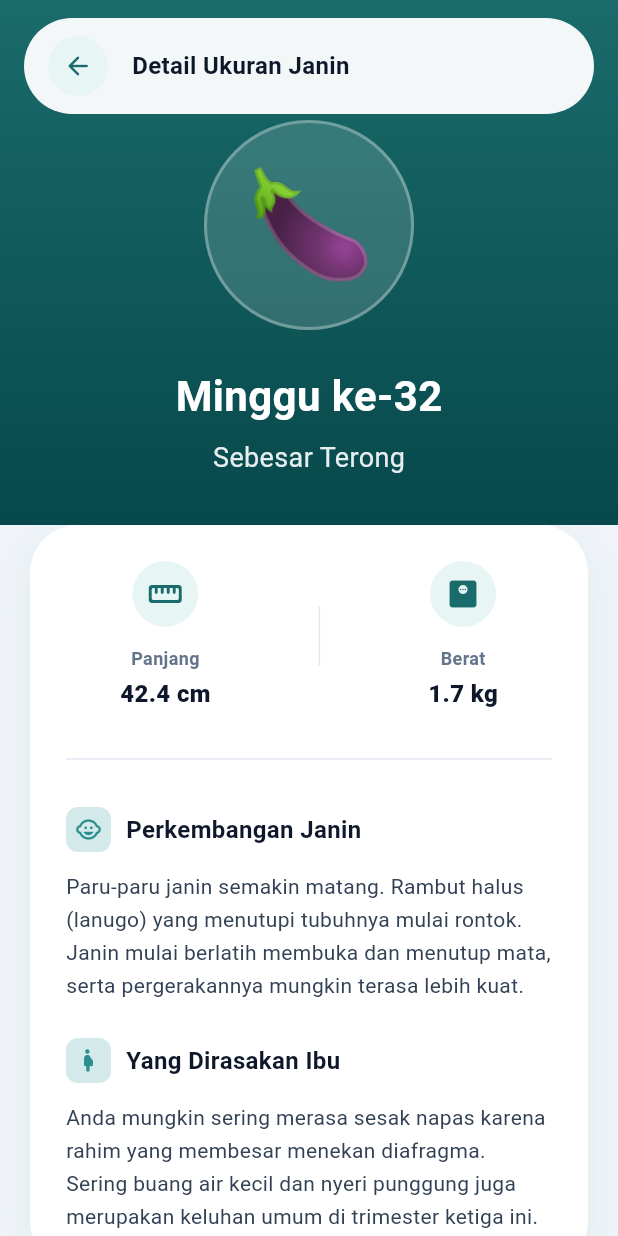
After one commit to ardhikaxx/sipeka-mobile, a Flutter app: the FetalDetailView screen opened by its route, on a phone screen of 412 x 824 dp. The commit adds this screen. Run offline on Flutter 3.47's test engine with Material 3 defaults, Android fonts, the phone set to English and light mode, and no system bars; our stand-ins replace fl_chart, get, table_calendar.

Commit message:
feat: add fetal size detail page

```diff
--- a/lib/app/routes/app_pages.dart
+++ b/lib/app/routes/app_pages.dart
@@ -7,6 +7,8 @@ import '../../features/emergency/bindings/emergency_binding.dart';
 
 import '../../features/onboarding/views/splash_view.dart';
 import '../../features/onboarding/views/onboarding_view.dart';
+import '../../features/fetal_detail/views/fetal_detail_view.dart';
+import '../../features/fetal_detail/controllers/fetal_detail_controller.dart';
 
 class AppPages {
   static const INITIAL = Routes.SPLASH;
@@ -34,5 +36,12 @@ class AppPages {
       fullscreenDialog: true,
       transition: Transition.downToUp,
     ),
+    GetPage(
+      name: Routes.FETAL_DETAIL,
+      page: () => const FetalDetailView(),
+      binding: BindingsBuilder(() {
+        Get.lazyPut<FetalDetailController>(() => FetalDetailController());
+      }),
+    ),
   ];
 }
--- a/lib/app/routes/app_routes.dart
+++ b/lib/app/routes/app_routes.dart
@@ -7,4 +7,5 @@ abstract class Routes {
   static const EMERGENCY = '/emergency';
   static const PROFILE = '/profile';
   static const APPOINTMENT = '/appointment';
+  static const FETAL_DETAIL = '/fetal-detail';
 }
--- /dev/null
+++ b/lib/features/fetal_detail/controllers/fetal_detail_controller.dart
@@ -0,0 +1,15 @@
+import 'package:get/get.dart';
+
+class FetalDetailController extends GetxController {
+  final currentWeek = 32.obs;
+
+  // Mock data for week 32
+  final fruitName = 'Terong'.obs;
+  final fruitEmoji = '🍆'.obs;
+  final length = '42.4 cm'.obs;
+  final weight = '1.7 kg'.obs;
+
+  final development = 'Paru-paru janin semakin matang. Rambut halus (lanugo) yang menutupi tubuhnya mulai rontok. Janin mulai berlatih membuka dan menutup mata, serta pergerakannya mungkin terasa lebih kuat.'.obs;
+
+  final motherSymptoms = 'Anda mungkin sering merasa sesak napas karena rahim yang membesar menekan diafragma. Sering buang air kecil dan nyeri punggung juga merupakan keluhan umum di trimester ketiga ini.'.obs;
+}
--- /dev/null
+++ b/lib/features/fetal_detail/views/fetal_detail_view.dart
@@ -0,0 +1,185 @@
+import 'package:flutter/material.dart';
+import 'package:get/get.dart';
+import '../controllers/fetal_detail_controller.dart';
+import '../../../core/theme/app_colors.dart';
+
+class FetalDetailView extends GetView<FetalDetailController> {
+  const FetalDetailView({Key? key}) : super(key: key);
+
+  @override
+  Widget build(BuildContext context) {
+    return Scaffold(
+      backgroundColor: AppColors.bgApp,
+      body: Stack(
+        children: [
+          // Background Gradient
+          Positioned(
+            top: 0, left: 0, right: 0,
+            child: Container(
+              height: 350,
+              decoration: const BoxDecoration(
+                gradient: LinearGradient(
+                  colors: [AppColors.primary, Color(0xFF07484B)],
+                  begin: Alignment.topCenter,
+                  end: Alignment.bottomCenter,
+                ),
+              ),
+            ),
+          ),
+
+          // Main Content
+          SafeArea(
+            child: SingleChildScrollView(
+              padding: const EdgeInsets.only(top: 80, bottom: 40),
+              physics: const BouncingScrollPhysics(),
+              child: Column(
+                children: [
+                  // Emoji Visualizer
+                  Center(
+                    child: Container(
+                      width: 140, height: 140,
+                      decoration: BoxDecoration(
+                        color: Colors.white.withOpacity(0.15),
+                        shape: BoxShape.circle,
+                        border: Border.all(color: Colors.white.withOpacity(0.3), width: 2),
+                      ),
+                      child: Center(
+                        child: Obx(() => Text(controller.fruitEmoji.value, style: const TextStyle(fontSize: 70))),
+                      ),
+                    ),
+                  ),
+                  const SizedBox(height: 24),
+
+                  // Title
+                  Obx(() => Text('Minggu ke-${controller.currentWeek.value}', style: const TextStyle(fontSize: 28, fontWeight: FontWeight.bold, color: Colors.white))),
+                  const SizedBox(height: 8),
+                  Obx(() => Text('Sebesar ${controller.fruitName.value}', style: TextStyle(fontSize: 18, color: Colors.white.withOpacity(0.9)))),
+                  const SizedBox(height: 32),
+
+                  // Content Cards
+                  Container(
+                    margin: const EdgeInsets.symmetric(horizontal: 20),
+                    padding: const EdgeInsets.all(24),
+                    decoration: BoxDecoration(
+                      color: Colors.white,
+                      borderRadius: BorderRadius.circular(32),
+                      boxShadow: [
+                        BoxShadow(color: AppColors.primary.withOpacity(0.08), blurRadius: 24, offset: const Offset(0, 10))
+                      ],
+                    ),
+                    child: Column(
+                      crossAxisAlignment: CrossAxisAlignment.start,
+                      children: [
+                        // Stats Row
+                        Row(
+                          mainAxisAlignment: MainAxisAlignment.spaceAround,
+                          children: [
+                            _buildStatColumn('Panjang', controller.length.value, Icons.straighten_rounded),
+                            Container(height: 40, width: 1, color: AppColors.gray200),
+                            _buildStatColumn('Berat', controller.weight.value, Icons.monitor_weight_rounded),
+                          ],
+                        ),
+                        const Padding(
+                          padding: EdgeInsets.symmetric(vertical: 24),
+                          child: Divider(color: AppColors.gray200),
+                        ),
+
+                        // Development Section
+                        _buildSectionTitle('Perkembangan Janin', Icons.child_care_rounded),
+                        const SizedBox(height: 12),
+                        Obx(() => Text(controller.development.value, style: const TextStyle(fontSize: 14, color: AppColors.gray700, height: 1.6))),
+
+                        const SizedBox(height: 24),
+
+                        // Mother Symptoms Section
+                        _buildSectionTitle('Yang Dirasakan Ibu', Icons.pregnant_woman_rounded),
+                        const SizedBox(height: 12),
+                        Obx(() => Text(controller.motherSymptoms.value, style: const TextStyle(fontSize: 14, color: AppColors.gray700, height: 1.6))),
+                      ],
+                    ),
+                  ),
+                ],
+              ),
+            ),
+          ),
+
+          // Floating Header
+          Positioned(
+            top: 0, left: 0, right: 0,
+            child: SafeArea(
+              bottom: false,
+              child: Padding(
+                padding: const EdgeInsets.symmetric(horizontal: 16, vertical: 12),
+                child: Container(
+                  height: 64,
+                  padding: const EdgeInsets.symmetric(horizontal: 16),
+                  decoration: BoxDecoration(
+                    color: Colors.white.withOpacity(0.95),
+                    borderRadius: BorderRadius.circular(32),
+                    boxShadow: [BoxShadow(color: AppColors.primary.withOpacity(0.08), blurRadius: 24, offset: const Offset(0, 8))],
+                  ),
+                  child: Row(
+                    children: [
+                      Container(
+                        width: 40, height: 40,
+                        decoration: const BoxDecoration(
+                          color: AppColors.primaryPale,
+                          shape: BoxShape.circle,
+                        ),
+                        child: IconButton(
+                          padding: EdgeInsets.zero,
+                          icon: const Icon(Icons.arrow_back_rounded, color: AppColors.primary, size: 20),
+                          onPressed: () => Get.back(),
+                        ),
+                      ),
+                      const SizedBox(width: 16),
+                      const Expanded(
+                        child: Text('Detail Ukuran Janin', style: TextStyle(color: AppColors.gray900, fontSize: 16, fontWeight: FontWeight.bold)),
+                      ),
+                    ],
+                  ),
+                ),
+              ),
+            ),
+          ),
+        ],
+      ),
+    );
+  }
+
+  Widget _buildStatColumn(String label, String value, IconData icon) {
+    return Column(
+      children: [
+        Container(
+          padding: const EdgeInsets.all(10),
+          decoration: const BoxDecoration(
+            color: AppColors.primaryPale,
+            shape: BoxShape.circle,
+          ),
+          child: Icon(icon, color: AppColors.primary, size: 24),
+        ),
+        const SizedBox(height: 12),
+        Text(label, style: const TextStyle(fontSize: 12, color: AppColors.gray500, fontWeight: FontWeight.bold)),
+        const SizedBox(height: 4),
+        Text(value, style: const TextStyle(fontSize: 16, color: AppColors.gray900, fontWeight: FontWeight.w900)),
+      ],
+    );
+  }
+
+  Widget _buildSectionTitle(String title, IconData icon) {
+    return Row(
+      children: [
+        Container(
+          padding: const EdgeInsets.all(6),
+          decoration: BoxDecoration(
+            color: AppColors.primaryLight.withOpacity(0.2),
+            borderRadius: BorderRadius.circular(8),
+          ),
+          child: Icon(icon, color: AppColors.primaryLight, size: 18),
+        ),
+        const SizedBox(width: 10),
+        Text(title, style: const TextStyle(fontSize: 16, fontWeight: FontWeight.bold, color: AppColors.gray900)),
+      ],
+    );
+  }
+}
--- a/lib/features/patient_dashboard/views/dashboard_view.dart
+++ b/lib/features/patient_dashboard/views/dashboard_view.dart
@@ -505,7 +505,9 @@ class DashboardView extends GetView<DashboardController> {
     );
   }
   Widget _buildFetalSizeVisualizer() {
-    return Container(
+    return GestureDetector(
+      onTap: () => Get.toNamed(Routes.FETAL_DETAIL),
+      child: Container(
         padding: const EdgeInsets.all(20),
         decoration: BoxDecoration(
           color: Colors.white,
@@ -548,6 +550,7 @@ class DashboardView extends GetView<DashboardController> {
             ),
           ),
         ],
+      ),
       ),
     );
   }
```
Lines whose indentation alone changed are shown as unchanged.
